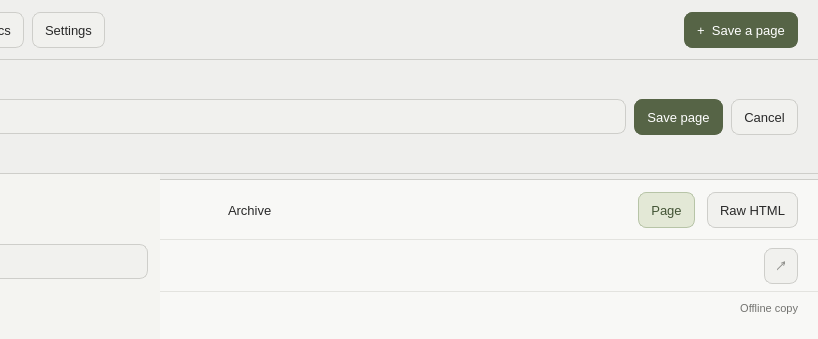
First picture: the form in frontend/src/ui/main_window.ui, repository jebraden/CSE115A-Webber, before the edit; both pictures show x 302 to 1120 and y 0 to 339 of the 1120 by 760 pixel window.
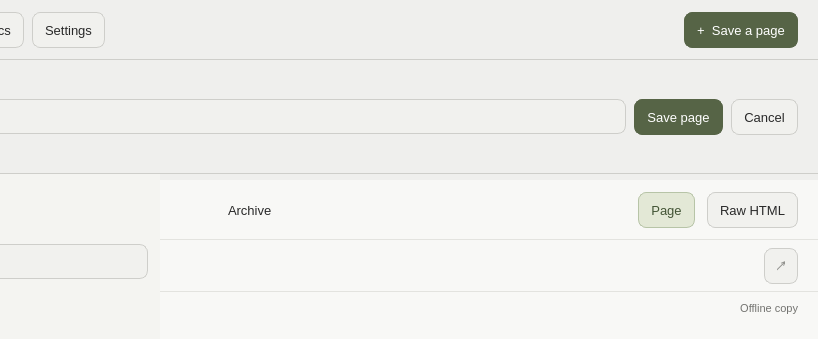
Second picture: the form after the edit. Icons and pictures are not drawn.

Commit message: fixed tab coloring issue

```diff
--- a/frontend/src/ui/main_window.ui
+++ b/frontend/src/ui/main_window.ui
@@ -67,10 +67,10 @@
 QScrollBar::add-line:horizontal, QScrollBar::sub-line:horizontal { width: 0; border: none; background: transparent; }
 QScrollBar::add-page:horizontal, QScrollBar::sub-page:horizontal { background: transparent; border: none; }
 QAbstractScrollArea::corner { background: transparent; border: none; }
-QWidget#archiveTabsHost { background: #efefed; border-bottom: 1px solid #cececa; }
+QWidget#archiveTabsHost { background: #efefed; }
 QTabBar { background: transparent; qproperty-drawBase: 0; }
-QTabBar::tab { background: #f1f1ee; color: #737370; border: 1px solid #cececa; border-bottom: none; border-top-left-radius: 8px; border-top-right-radius: 8px; padding: 8px 12px 8px 0px; margin-right: 4px; min-height: 22px; min-width: 85px; max-width: 220px; }
-QTabBar::tab:selected { background: #e3e8d6; color: #435435; border-color: #b7c4a7; }
+QTabBar::tab { background: #f1f1ee; color: #737370; border: 1px solid #cececa; border-top-left-radius: 8px; border-top-right-radius: 8px; padding: 8px 12px 8px 0px; margin-right: 4px; min-height: 22px; min-width: 85px; max-width: 220px; }
+QTabBar::tab:selected { background: #f8f8f6; color: #292929; border-bottom-color: #f8f8f6; font-weight: 600; }
 QTabBar::tab:hover:!selected { background: #e9ecdf; }
 QTabBar::close-button { image: url(icons/close-light.svg); width: 14px; height: 14px; border: none; background: transparent; }
 QWidget#tabCloseHost { background: transparent; }
```
